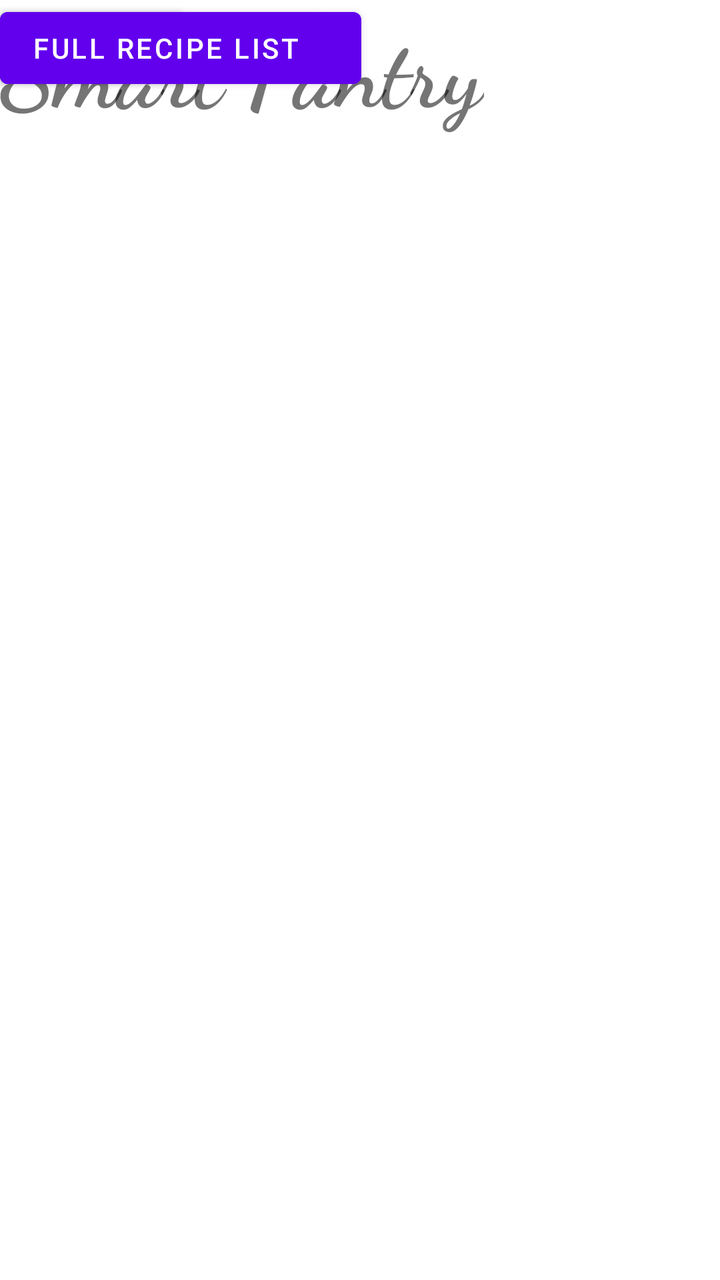
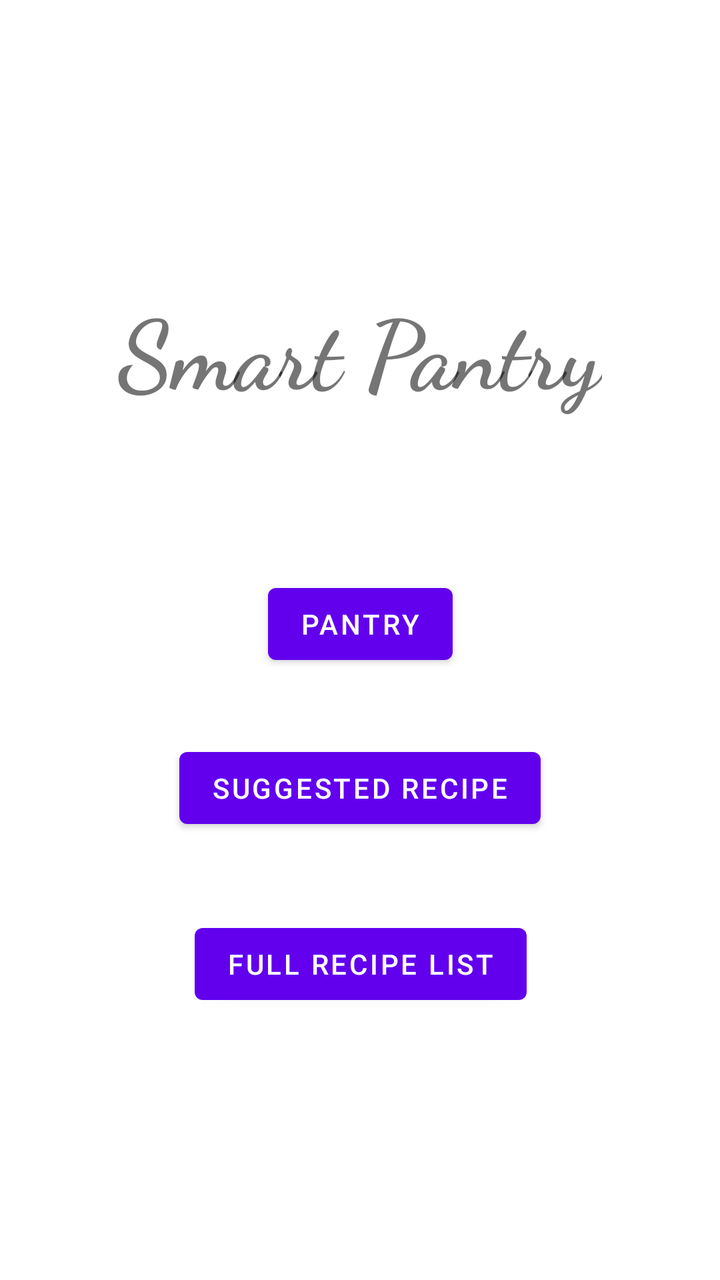

Compare the two renders of this Android layout. The source of the first and the diff that turns it into the second are given below.
<!-- AndroidManifest.xml: application theme Theme.SmartPantry -->
<!-- res/layout/activity_home_page.xml -->
<?xml version="1.0" encoding="utf-8"?>
<androidx.constraintlayout.widget.ConstraintLayout xmlns:android="http://schemas.android.com/apk/res/android"
    xmlns:app="http://schemas.android.com/apk/res-auto"
    xmlns:tools="http://schemas.android.com/tools"
    android:id="@+id/main"
    android:layout_width="match_parent"
    android:layout_height="match_parent"
    android:background="#00FFFFFF"
    tools:context=".home_page">

    <Button
        android:id="@+id/btnPantry"
        android:layout_width="wrap_content"
        android:layout_height="wrap_content"
        android:fontFamily="sans-serif-medium"
        android:text="Pantry"
        tools:layout_editor_absoluteX="159dp"
        tools:layout_editor_absoluteY="379dp" />

    <Button
        android:id="@+id/btnSuggest"
        android:layout_width="wrap_content"
        android:layout_height="wrap_content"
        android:text="Suggested Recipe"
        tools:layout_editor_absoluteX="115dp"
        tools:layout_editor_absoluteY="461dp" />

    <TextView
        android:id="@+id/txtTitle"
        android:layout_width="wrap_content"
        android:layout_height="wrap_content"
        android:fontFamily="cursive"
        android:text="Smart Pantry"
        android:textSize="48sp"
        android:textStyle="bold"
        tools:layout_editor_absoluteX="83dp"
        tools:layout_editor_absoluteY="141dp" />

    <Button
        android:id="@+id/btnFull"
        android:layout_width="wrap_content"
        android:layout_height="wrap_content"
        android:text="Full Recipe List"
        tools:layout_editor_absoluteX="123dp"
        tools:layout_editor_absoluteY="549dp" />

</androidx.constraintlayout.widget.ConstraintLayout>
<!-- resources referenced by this layout -->
<resources>
  <style name="Theme.SmartPantry" parent="Theme.MaterialComponents.DayNight.DarkActionBar">
          
          <item name="colorPrimary">@color/purple_500</item>
          <item name="colorPrimaryVariant">@color/purple_700</item>
          <item name="colorOnPrimary">@color/white</item>
          
          <item name="colorSecondary">@color/teal_200</item>
          <item name="colorSecondaryVariant">@color/teal_700</item>
          <item name="colorOnSecondary">@color/black</item>
          
          <item name="android:statusBarColor">?attr/colorPrimaryVariant</item>
          
      </style>
  <color name="purple_500">#FF6200EE</color>
  <color name="purple_700">#FF3700B3</color>
  <color name="white">#FFFFFFFF</color>
  <color name="teal_200">#FF03DAC5</color>
  <color name="teal_700">#FF018786</color>
  <color name="black">#FF000000</color>
</resources>

<!-- the commit's change to res/layout/activity_home_page.xml (unified diff, before → after) -->
@@ -12,36 +12,44 @@
         android:id="@+id/btnPantry"
         android:layout_width="wrap_content"
         android:layout_height="wrap_content"
+        android:layout_marginBottom="34dp"
         android:fontFamily="sans-serif-medium"
         android:text="Pantry"
-        tools:layout_editor_absoluteX="159dp"
-        tools:layout_editor_absoluteY="379dp" />
+        app:layout_constraintBottom_toTopOf="@+id/btnSuggest"
+        app:layout_constraintEnd_toEndOf="parent"
+        app:layout_constraintStart_toStartOf="parent" />
 
     <Button
         android:id="@+id/btnSuggest"
         android:layout_width="wrap_content"
         android:layout_height="wrap_content"
+        android:layout_marginBottom="222dp"
         android:text="Suggested Recipe"
-        tools:layout_editor_absoluteX="115dp"
-        tools:layout_editor_absoluteY="461dp" />
+        app:layout_constraintBottom_toBottomOf="parent"
+        app:layout_constraintEnd_toEndOf="parent"
+        app:layout_constraintStart_toStartOf="parent" />
 
     <TextView
         android:id="@+id/txtTitle"
         android:layout_width="wrap_content"
         android:layout_height="wrap_content"
+        android:layout_marginTop="141dp"
         android:fontFamily="cursive"
         android:text="Smart Pantry"
         android:textSize="48sp"
         android:textStyle="bold"
-        tools:layout_editor_absoluteX="83dp"
-        tools:layout_editor_absoluteY="141dp" />
+        app:layout_constraintEnd_toEndOf="parent"
+        app:layout_constraintStart_toStartOf="parent"
+        app:layout_constraintTop_toTopOf="parent" />
 
     <Button
         android:id="@+id/btnFull"
         android:layout_width="wrap_content"
         android:layout_height="wrap_content"
+        android:layout_marginTop="40dp"
+        android:layout_marginEnd="7dp"
         android:text="Full Recipe List"
-        tools:layout_editor_absoluteX="123dp"
-        tools:layout_editor_absoluteY="549dp" />
+        app:layout_constraintEnd_toEndOf="@+id/btnSuggest"
+        app:layout_constraintTop_toBottomOf="@+id/btnSuggest" />
 
 </androidx.constraintlayout.widget.ConstraintLayout>
